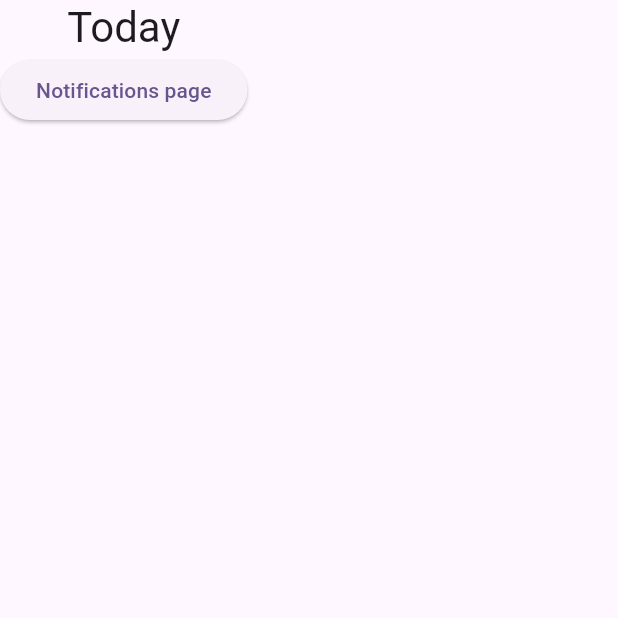
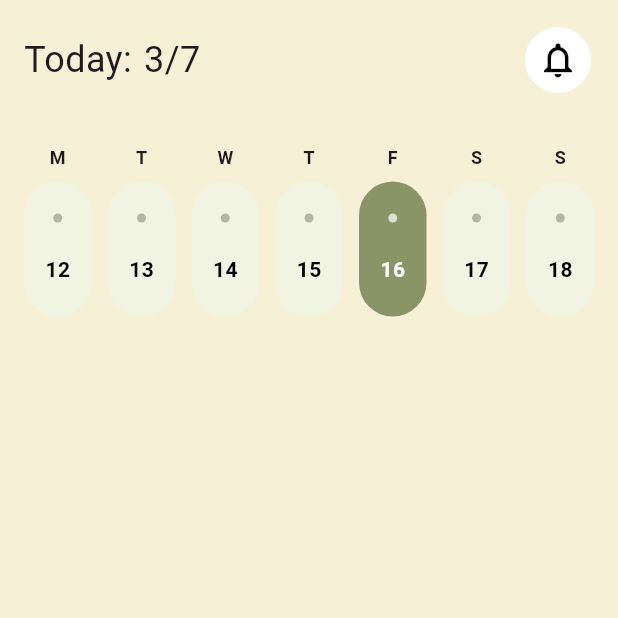
Before and after one commit to Zaccal/Silent-Habit, a Flutter app: the screen it shows after launch, on a phone screen of 412 x 824 dp, the top half of it. Run offline on Flutter 3.47's test engine with Material 3 defaults, Android fonts, the phone set to English and light mode, and no system bars; our stand-ins replace google_fonts, hexcolor.

Commit message:
[feat]: made weeks days and styled some elements

```diff
--- a/lib/components/header.dart
+++ b/lib/components/header.dart
@@ -1,14 +1,52 @@
 import 'package:flutter/material.dart';
+import 'package:google_fonts/google_fonts.dart';
+import 'package:silent_habit/pages/notifications.dart';
 
 class Header extends StatelessWidget {
-  const Header({super.key});
+  const Header({super.key, required this.dayNumber});
+
+  final int dayNumber;
 
   @override
   Widget build(BuildContext context) {
-    return Column(
-      children: [
-        Text('Today', style: Theme.of(context).textTheme.headlineMedium),
-      ],
+    return Container(
+      padding: EdgeInsets.all(16),
+      child: Row(
+        mainAxisAlignment: MainAxisAlignment.spaceBetween,
+        children: [
+          Row(
+            spacing: 8,
+            children: [
+              Text('Today:', style: GoogleFonts.rubikSprayPaint(fontSize: 24)),
+              Row(
+                children: [
+                  Text(
+                    dayNumber.toString(),
+                    style: GoogleFonts.rubikSprayPaint(fontSize: 24),
+                  ),
+                  Text('/7', style: GoogleFonts.rubikSprayPaint(fontSize: 24)),
+                ],
+              ),
+            ],
+          ),
+
+          IconButton(
+            icon: Icon(Icons.notifications_outlined),
+            color: Colors.black,
+            style: IconButton.styleFrom(
+              backgroundColor: Colors.white,
+              shape: const CircleBorder(),
+            ),
+            iconSize: 28,
+            onPressed: () {
+              Navigator.push(
+                context,
+                MaterialPageRoute(builder: (context) => NotificationsPage()),
+              );
+            },
+          ),
+        ],
+      ),
     );
   }
 }
--- /dev/null
+++ b/lib/components/week-day.dart
@@ -0,0 +1,59 @@
+import 'package:flutter/material.dart';
+
+class DayItem extends StatelessWidget {
+  final String dayName;
+  final String dayNumber;
+  final bool isSelected;
+
+  const DayItem({
+    super.key,
+    required this.dayName,
+    required this.dayNumber,
+    this.isSelected = false,
+  });
+
+  @override
+  Widget build(BuildContext context) {
+    return Column(
+      children: [
+        Text(
+          dayName,
+          style: TextStyle(fontWeight: FontWeight.bold, fontSize: 12),
+        ),
+        const SizedBox(height: 8),
+        Container(
+          width: 45,
+          height: 90,
+          decoration: BoxDecoration(
+            color: isSelected
+                ? const Color(0xFF8B9467)
+                : const Color(0xFFF2F4E3),
+            borderRadius: BorderRadius.circular(25),
+          ),
+          child: Column(
+            mainAxisAlignment: MainAxisAlignment.spaceEvenly,
+            children: [
+              // Точка сверху
+              Container(
+                width: 6,
+                height: 6,
+                decoration: BoxDecoration(
+                  color: isSelected ? Colors.white70 : Colors.black26,
+                  shape: BoxShape.circle,
+                ),
+              ),
+              // Число
+              Text(
+                dayNumber,
+                style: TextStyle(
+                  color: isSelected ? Colors.white : Colors.black,
+                  fontWeight: FontWeight.bold,
+                ),
+              ),
+            ],
+          ),
+        ),
+      ],
+    );
+  }
+}
--- a/lib/main.dart
+++ b/lib/main.dart
@@ -14,7 +14,10 @@ class MyApp extends StatelessWidget {
       theme: ThemeData(
         colorScheme: ColorScheme.fromSeed(seedColor: Colors.deepPurple),
       ),
-      home: const MyHomePage(),
+      home: Scaffold(
+        backgroundColor: Color(0xFFEDECE3),
+        body: const MyHomePage(),
+      ),
     );
   }
 }
--- a/lib/pages/home.dart
+++ b/lib/pages/home.dart
@@ -1,26 +1,48 @@
 import 'package:flutter/material.dart';
+import 'package:hexcolor/hexcolor.dart';
+import 'package:intl/intl.dart';
 import 'package:silent_habit/components/header.dart';
-import 'package:silent_habit/pages/notifications.dart';
+import 'package:silent_habit/components/week-day.dart';
 
 class MyHomePage extends StatelessWidget {
   const MyHomePage({super.key});
+  List<DateTime> getCurrentWeek() {
+    DateTime now = DateTime.now();
+    DateTime firstDayOfWeek = now.subtract(Duration(days: now.weekday - 1));
+    return List.generate(
+      7,
+      (index) => firstDayOfWeek.add(Duration(days: index)),
+    );
+  }
 
   @override
   Widget build(BuildContext context) {
+    final List<DateTime> weekDays = getCurrentWeek();
+    final DateTime today = DateTime.now();
+
     return Scaffold(
+      backgroundColor: HexColor('#F6F0D7'),
       body: Column(
         children: [
-          Header(),
-          ElevatedButton(
-            child: Text("Notifications page"),
-            onPressed: () {
-              Navigator.push(
-                context,
-                MaterialPageRoute(
-                  builder: (context) => const NotificationsPage(),
-                ),
-              );
-            },
+          Header(dayNumber: 3),
+          Container(
+            padding: EdgeInsets.all(16),
+            child: Row(
+              mainAxisAlignment: MainAxisAlignment.spaceBetween,
+              spacing: 7,
+              children: weekDays.map((date) {
+                bool isToday =
+                    date.day == today.day &&
+                    date.month == today.month &&
+                    date.year == today.year;
+
+                return DayItem(
+                  dayName: DateFormat('E').format(date)[0],
+                  dayNumber: date.day.toString(),
+                  isSelected: isToday,
+                );
+              }).toList(),
+            ),
           ),
         ],
       ),
```
Also changed, not shown: pubspec.yaml (+4 -3 lines), pubspec.lock.
